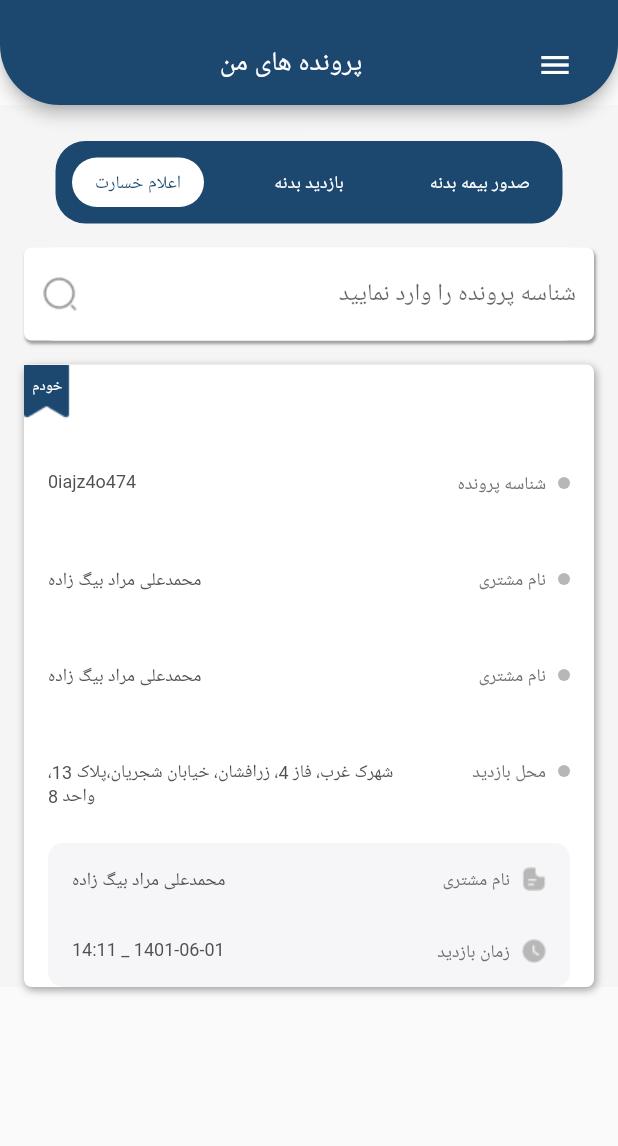
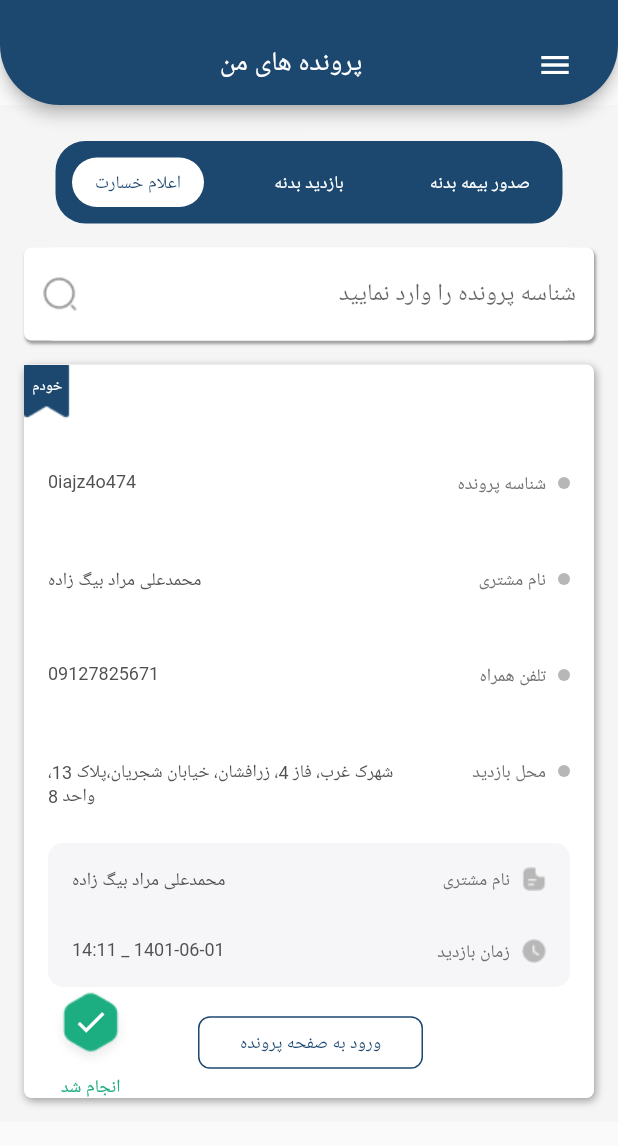
Before and after one commit to shahram1371/arisa, a Flutter app: the screen it shows after launch, on a phone screen of 412 x 824 dp. Shown: the top 1146 px of the screen. Run offline on Flutter 3.47's test engine with Material 2 defaults, Android fonts, the phone set to English and light mode, and no system bars; our stand-ins replace get.

Commit message:
fix enter row

```diff
--- a/lib/view/widgets/arisa_body.dart
+++ b/lib/view/widgets/arisa_body.dart
@@ -1,4 +1,5 @@
 import 'package:arisa/view/widgets/book_mark.dart';
+import 'package:arisa/view/widgets/enter_to_file.dart';
 import 'package:arisa/view/widgets/id_text_field.dart';
 import 'package:arisa/view/widgets/slide_segment.dart';
 import 'package:arisa/view/widgets/specification_card.dart';
@@ -20,6 +21,7 @@ class ArisaBody extends StatelessWidget {
             IdTextField(),
             SizedBox(height: 16),
             SpecificationCard(),
+            SizedBox(height: 16),
           ],
         ),
       ),
--- /dev/null
+++ b/lib/view/widgets/enter_to_file.dart
@@ -0,0 +1,64 @@
+import 'package:flutter/material.dart';
+
+class EnterToFile extends StatelessWidget {
+  const EnterToFile({super.key});
+
+  @override
+  Widget build(BuildContext context) {
+    return Padding(
+      padding: const EdgeInsets.only(left: 18.0),
+      child: Row(
+        children: [
+          doneIcon(),
+          const SizedBox(
+            width: 45,
+          ),
+          enterCard()
+        ],
+      ),
+    );
+  }
+
+  Widget doneIcon() {
+    return Column(
+      children: [
+        Stack(alignment: Alignment.center, children: [
+          Image.asset(
+            'assets/done_icon.png',
+          ),
+          const Padding(
+            padding: EdgeInsets.only(bottom: 8.0),
+            child: Icon(
+              Icons.done,
+              color: Colors.white,
+            ),
+          )
+        ]),
+        const SizedBox(
+          height: 3,
+        ),
+        const Text(
+          'انجام شد',
+          style: TextStyle(fontSize: 12, color: Color(0xff1CAE81)),
+        )
+      ],
+    );
+  }
+
+  Widget enterCard() {
+    return Container(
+      height: 35,
+      width: 150,
+      decoration: BoxDecoration(
+          borderRadius: BorderRadius.circular(8),
+          border: Border.all(color: const Color(0xff1C4870))),
+      child: const Center(
+        child: Text('ورود به صفحه پرونده',
+            style: TextStyle(
+                color: Color(0xff1C4870),
+                fontSize: 12,
+                fontWeight: FontWeight.w500)),
+      ),
+    );
+  }
+}
--- a/lib/view/widgets/specification_card.dart
+++ b/lib/view/widgets/specification_card.dart
@@ -1,4 +1,5 @@
 import 'package:arisa/view/widgets/book_mark.dart';
+import 'package:arisa/view/widgets/enter_to_file.dart';
 import 'package:flutter/material.dart';
 
 class SpecificationCard extends StatelessWidget {
@@ -37,14 +38,15 @@ class SpecificationCard extends StatelessWidget {
                         secondtext: 'محمدعلی مراد بیگ زاده'),
                     elementRow(
                         context: context,
-                        firstext: 'نام مشتری',
-                        secondtext: 'محمدعلی مراد بیگ زاده'),
+                        firstext: 'تلفن همراه',
+                        secondtext: '09127825671'),
                     elementRow(
                         context: context,
                         firstext: 'محل بازدید',
                         secondtext:
                             'شهرک غرب، فاز 4، زرافشان، خیابان شجریان،پلاک 13، واحد 8'),
-                    greyCard(context)
+                    greyCard(context),
+                    EnterToFile()
                   ],
                 ),
               ),
--- a/pubspec.yaml
+++ b/pubspec.yaml
@@ -66,6 +66,8 @@ flutter:
     - assets/bookmark.png
     - assets/file_state.png
     - assets/time.png
+    - assets/done_icon.png
+
 
   # An image asset can refer to one or more resolution-specific "variants", see
   # https://flutter.dev/assets-and-images/#resolution-aware
```
Also changed, not shown: assets/done_icon.png (added).
